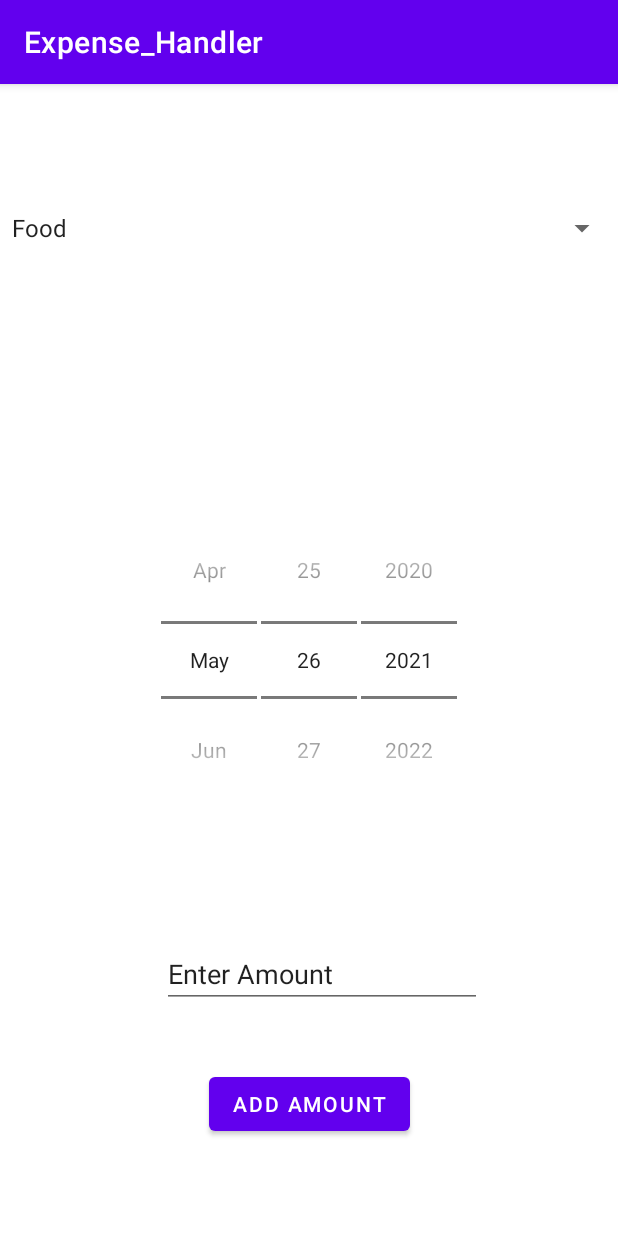
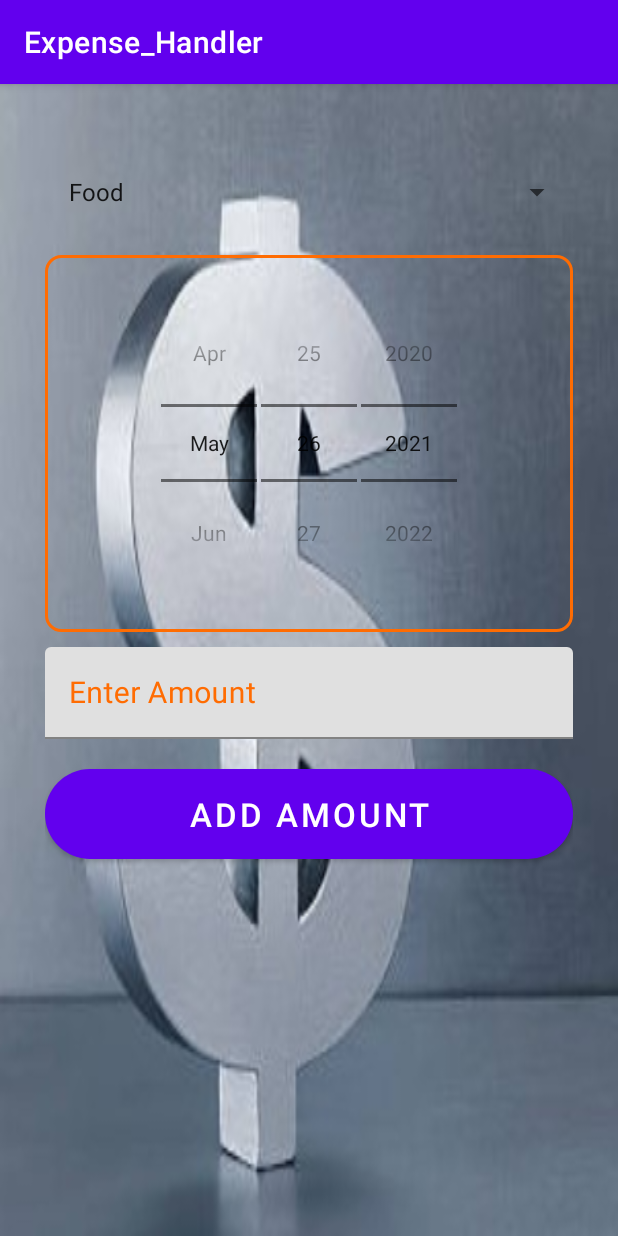
Before and after one commit to abhilash1004/ExpenseHandler, an Android app: the AddExpenses screen opened directly, with no data from a screen before it, on a phone screen of 412 x 824 dp. Run offline under Robolectric (Android 15) with nearby library versions, the phone set to English and light mode, and no system bars.

Commit message:
UI development for add/edit expenses

```diff
--- /dev/null
+++ b/app/src/main/res/drawable/border_design.xml
@@ -0,0 +1,11 @@
+<shape xmlns:android="http://schemas.android.com/apk/res/android"
+    android:shape="rectangle" >
+
+    <stroke
+        android:width="2dp"
+        android:color="@color/colorAccent" />
+    <corners
+        android:radius="10dp"
+        />"
+
+</shape>
--- a/app/src/main/res/layout/activity_add_expenses.xml
+++ b/app/src/main/res/layout/activity_add_expenses.xml
@@ -1,53 +1,75 @@
 <?xml version="1.0" encoding="utf-8"?>
-<androidx.constraintlayout.widget.ConstraintLayout xmlns:android="http://schemas.android.com/apk/res/android"
+<LinearLayout xmlns:android="http://schemas.android.com/apk/res/android"
     xmlns:app="http://schemas.android.com/apk/res-auto"
     xmlns:tools="http://schemas.android.com/tools"
     android:layout_width="match_parent"
     android:layout_height="match_parent"
+    android:orientation="vertical"
+    android:padding="30dp"
+    android:background="@drawable/dollar1"
     tools:context=".activities.AddExpenses">
+
 
     <Spinner
         android:id="@+id/spinnerCategories"
         android:layout_width="match_parent"
         android:layout_height="wrap_content"
-        android:layout_marginTop="84dp"
+        android:layout_marginTop="30dp"
+        android:layout_marginBottom="10dp"
         android:spinnerMode="dialog"
         app:layout_constraintEnd_toEndOf="parent"
         app:layout_constraintHorizontal_bias="0.0"
         app:layout_constraintStart_toStartOf="parent"
-        app:layout_constraintTop_toTopOf="parent" />
+        app:layout_constraintTop_toTopOf="parent"
+        style="@style/mySpinnerItemStyle"/>
+
 
     <DatePicker
         android:id="@+id/datePicker"
         style="@android:style/Widget.DatePicker"
-        android:layout_width="321dp"
+        android:layout_width="match_parent"
         android:layout_height="251dp"
-        android:layout_centerHorizontal="true"
+        android:layout_alignParentTop="true"
+        android:layout_alignParentEnd="true"
+        android:layout_marginTop="20dp"
         app:layout_constraintBottom_toBottomOf="parent"
         app:layout_constraintEnd_toEndOf="parent"
         app:layout_constraintStart_toStartOf="parent"
-        app:layout_constraintTop_toTopOf="parent" />
+        app:layout_constraintTop_toTopOf="parent"
+        android:layout_alignParentRight="true"
+        android:calendarTextColor="@color/black"
+        android:background="@drawable/border_design" />
 
-    <EditText
-        android:id="@+id/editTextAmtExpenditure"
-        android:layout_width="wrap_content"
+    <com.google.android.material.textfield.TextInputLayout
+        android:layout_width="match_parent"
         android:layout_height="wrap_content"
-        android:layout_marginBottom="152dp"
-        android:ems="10"
-        android:inputType="textPersonName"
-        android:text="Enter Amount"
-        app:layout_constraintBottom_toBottomOf="parent"
-        app:layout_constraintEnd_toEndOf="parent"
-        app:layout_constraintHorizontal_bias="0.542"
-        app:layout_constraintStart_toStartOf="parent" />
+        android:focusable="true"
+        android:focusableInTouchMode="true"
+        android:textColorHint="@color/colorAccent"
+        android:layout_marginTop="10dp"
+        >
+
+        <EditText
+            android:id="@+id/editTextAmtExpenditure"
+            android:layout_width="match_parent"
+            android:layout_height="wrap_content"
+            android:ems="10"
+            android:hint="Enter Amount"
+            android:inputType="numberSigned"
+            android:textSize="20sp" />
+
+    </com.google.android.material.textfield.TextInputLayout>
 
     <Button
         android:id="@+id/addExpenditureButton"
-        android:layout_width="wrap_content"
-        android:layout_height="wrap_content"
-        android:layout_marginBottom="64dp"
+        android:layout_width="match_parent"
+        android:layout_height="60dp"
+        android:layout_marginTop="20dp"
+        android:backgroundTint="@color/colorAccent"
+        android:background="@drawable/rounded_button"
         android:text="Add Amount"
-        app:layout_constraintBottom_toBottomOf="parent"
-        app:layout_constraintEnd_toEndOf="parent"
-        app:layout_constraintStart_toStartOf="parent" />
-</androidx.constraintlayout.widget.ConstraintLayout>
+        android:textColor="#ffffff"
+        android:textSize="22sp"/>
+
+
+</LinearLayout>
--- a/app/src/main/res/layout/activity_login.xml
+++ b/app/src/main/res/layout/activity_login.xml
@@ -31,7 +31,7 @@
             android:layout_width="match_parent"
             android:layout_height="wrap_content"
             android:ems="10"
-            android:hint="Email id"
+            android:hint="Email id/User Id"
             android:inputType="textEmailAddress"
             android:textSize="20sp" />
 
--- a/app/src/main/res/values/colors.xml
+++ b/app/src/main/res/values/colors.xml
@@ -16,5 +16,6 @@
     <color name="colorPrimaryDark">#2D383F</color>
     <color name="colorAccent">#FF6C02</color>
     <color name="backgroundcolor">#EEEDEF</color>
+    <color name="bluish">#00B4FF</color>
 
 </resources>
--- /dev/null
+++ b/app/src/main/res/values/styles.xml
@@ -0,0 +1,14 @@
+<?xml version="1.0" encoding="utf-8"?>
+<resources>
+    <style name="AppBaseTheme" parent="android:Theme.Light">
+    </style>
+
+    <style name="AppTheme" parent="AppBaseTheme">
+        <item name="android:spinnerDropDownItemStyle">@style/mySpinnerItemStyle</item>
+    </style>
+
+    <style name="mySpinnerItemStyle" parent="@android:style/Widget.Holo.DropDownItem.Spinner">
+        <item name="android:textColor">@color/black</item>
+        <item name="android:color">@color/black</item>
+    </style>
+</resources>
```
Also changed, not shown: app/src/main/res/drawable-v24/dollar.jpg (added), app/src/main/res/drawable-v24/dollar1.jpg (added).
